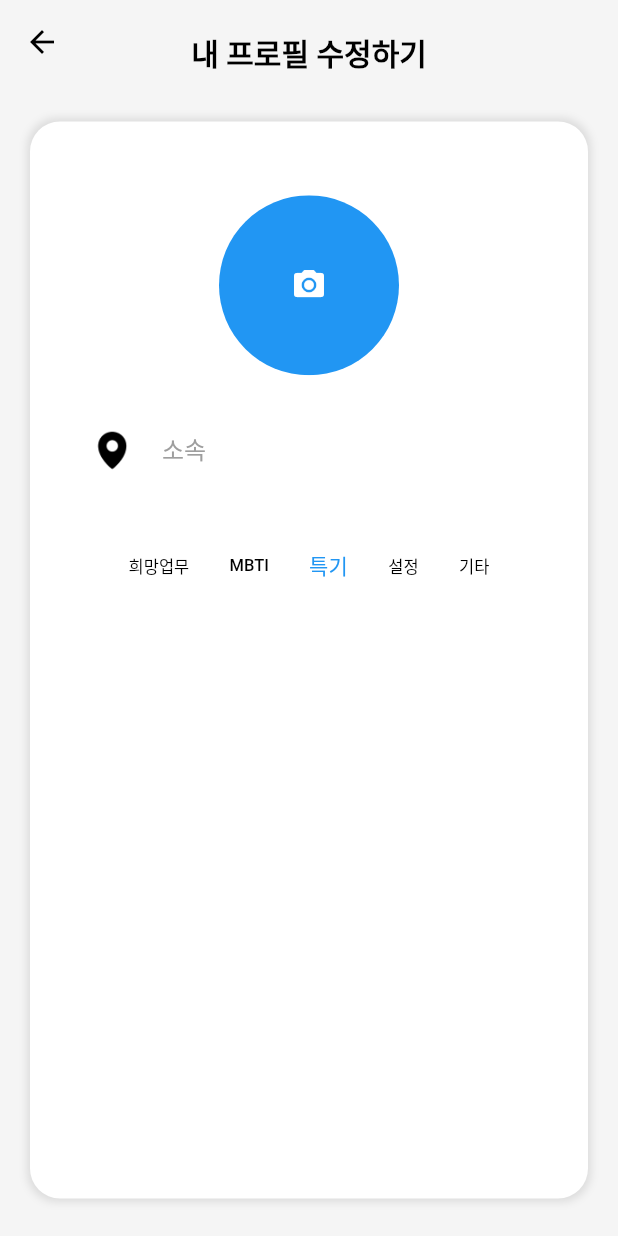
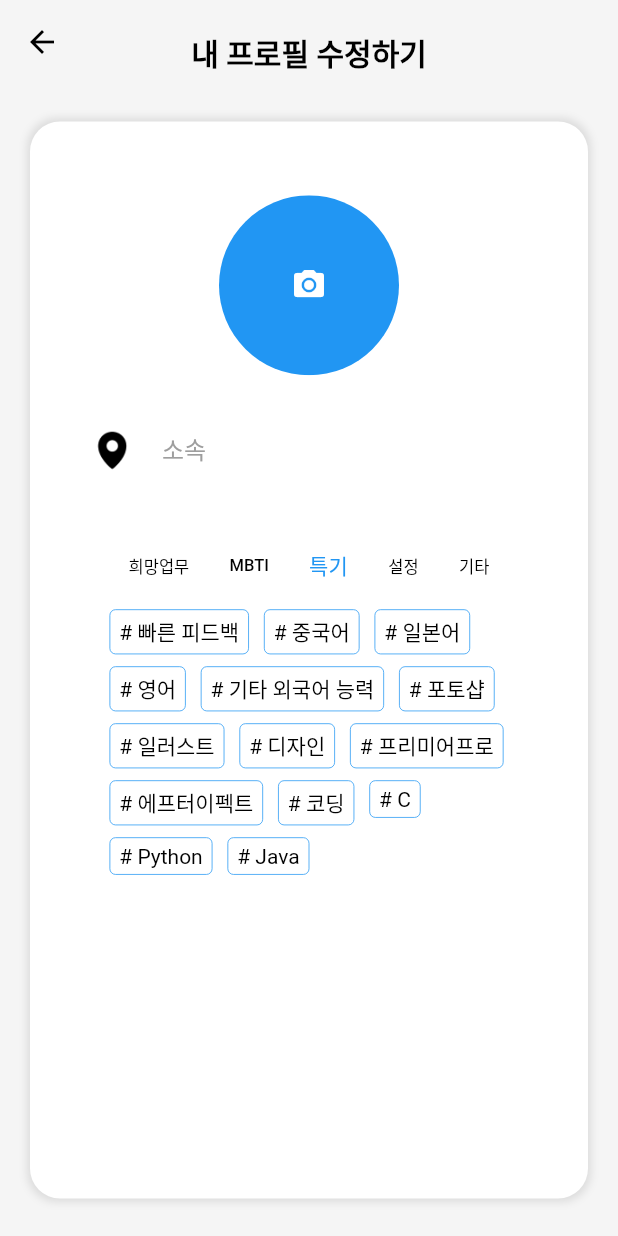
Before and after one commit to dinhoitt/weteam, a Flutter app: the Profile_Modify screen opened directly, after a tap on "희망업무", after a tap on "MBTI", after a tap on "특기", on a phone screen of 412 x 824 dp. Run offline on Flutter 3.47's test engine with Material 2 defaults, Android fonts, the phone set to English and light mode, and no system bars; our stand-ins replace camera, get, image_picker, table_calendar.

Commit message:
특기 태그 추가

```diff
--- a/lib/src/page/profile_modify.dart
+++ b/lib/src/page/profile_modify.dart
@@ -16,9 +16,11 @@ class _Profile_ModifyState extends State<Profile_Modify> {
   final ProfileController controller = Get.find<ProfileController>();
 
   Rx<File?> _selectImageFile = Rx<File?>(null);
+
   RxString selectedTag = ''.obs;
   RxBool showMBTITags = false.obs;
   RxBool showPOSTags = false.obs;
+  RxBool showSpecialtyags = false.obs;
 
   OverlayEntry? _overlayEntry;
 
@@ -289,6 +291,7 @@ class _Profile_ModifyState extends State<Profile_Modify> {
                                   selectedTag.value = '희망업무';
                                   showPOSTags.value = true;
                                   showMBTITags.value = false;
+                                  showSpecialtyags.value = false;
                                 });
                               },
                             ),
@@ -300,6 +303,7 @@ class _Profile_ModifyState extends State<Profile_Modify> {
                                   selectedTag.value = 'MBTI';
                                   showPOSTags.value = false;
                                   showMBTITags.value = true;
+                                  showSpecialtyags.value = false;
                                 });
                               },
                             ),
@@ -311,6 +315,7 @@ class _Profile_ModifyState extends State<Profile_Modify> {
                                   selectedTag.value = '특기';
                                   showPOSTags.value = false;
                                   showMBTITags.value = false;
+                                  showSpecialtyags.value = true;
                                 });
                               },
                             ),
@@ -322,6 +327,7 @@ class _Profile_ModifyState extends State<Profile_Modify> {
                                   selectedTag.value = '설정';
                                   showPOSTags.value = false;
                                   showMBTITags.value = false;
+                                  showSpecialtyags.value = false;
                                 });
                               },
                             ),
@@ -333,6 +339,7 @@ class _Profile_ModifyState extends State<Profile_Modify> {
                                   selectedTag.value = '기타';
                                   showPOSTags.value = false;
                                   showMBTITags.value = false;
+                                  showSpecialtyags.value = false;
                                 });
                               },
                             ),
@@ -344,6 +351,7 @@ class _Profile_ModifyState extends State<Profile_Modify> {
                 ),
                 if (showMBTITags.value) _buildMBTITags(), // 여기서 MBTI 태그를 표시합니다.
                 if (showPOSTags.value) _buildPosTags(),
+                if (showSpecialtyags.value) _buildSpecialtyTags(),
               ],
             );
           }),
@@ -403,7 +411,7 @@ class _Profile_ModifyState extends State<Profile_Modify> {
   }
 
   Widget _buildPosTags() {
-    List<String> mbtiTags = [
+    List<String> posTags = [
       '팀장',
       'PPT 제작',
       '타이핑',
@@ -419,7 +427,55 @@ class _Profile_ModifyState extends State<Profile_Modify> {
       child: Wrap(
         spacing: 6.0, // 태그 사이의 가로 간격
         runSpacing: 8, // 태그 사이의 세로 간격
-        children: mbtiTags.map((tag) {
+        children: posTags.map((tag) {
+          return Padding(
+            padding: const EdgeInsets.symmetric(horizontal: 2.0),
+            child: GestureDetector(
+              onTap: () {},
+              child: Container(
+                padding: EdgeInsets.symmetric(horizontal: 6.0, vertical: 4.0),
+                decoration: BoxDecoration(
+                  borderRadius: BorderRadius.circular(4.0),
+                  border: Border.all(color: Colors.blue, width: 0.5),
+                ),
+                child: Text(
+                  '# $tag',
+                  style: TextStyle(
+                    color: Colors.black,
+                  ),
+                ),
+              ),
+            ),
+          );
+        }).toList(),
+      ),
+    );
+  }
+
+  Widget _buildSpecialtyTags() {
+    List<String> specialtyTags = [
+      '빠른 피드백',
+      '중국어',
+      '일본어',
+      '영어',
+      '기타 외국어 능력',
+      '포토샵',
+      '일러스트',
+      '디자인',
+      '프리미어프로',
+      '에프터이펙트',
+      '코딩',
+      'C',
+      'Python',
+      'Java',
+    ];
+
+    return Container(
+      width: 270.0,
+      child: Wrap(
+        spacing: 6.0, // 태그 사이의 가로 간격
+        runSpacing: 8, // 태그 사이의 세로 간격
+        children: specialtyTags.map((tag) {
           return Padding(
             padding: const EdgeInsets.symmetric(horizontal: 2.0),
             child: GestureDetector(
```
Also changed, not shown: 1 other file.
